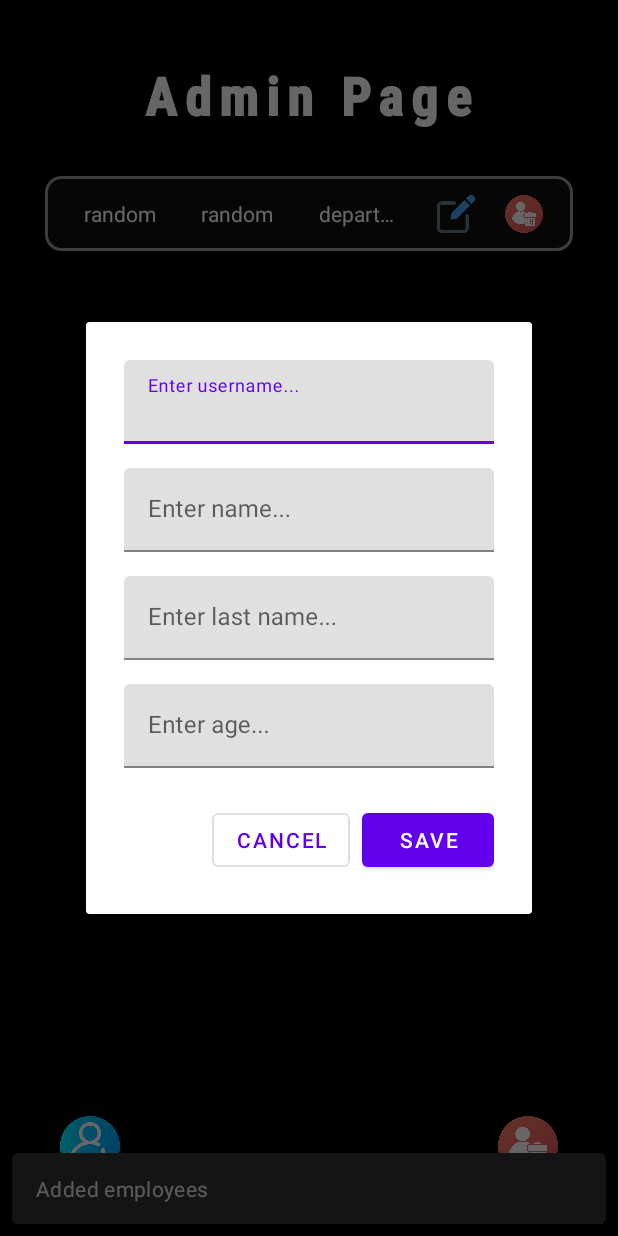
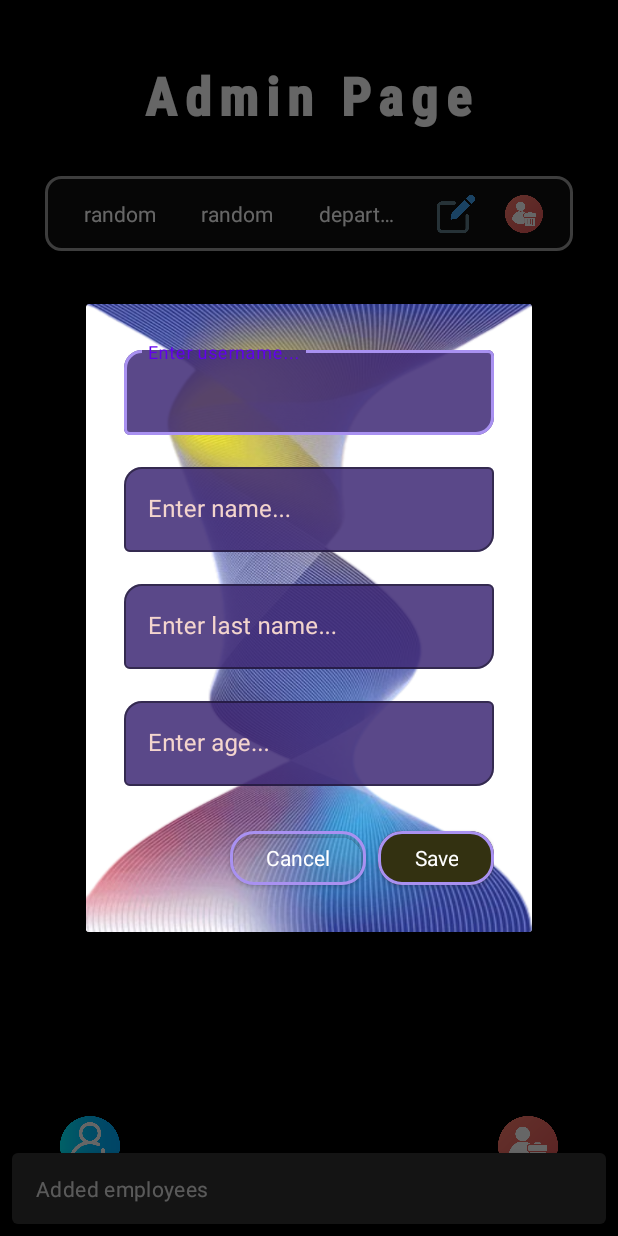
Before and after one commit to sintsh/Crew, an Android app: the AdminHomeFragment screen opened through its navigation route, after a tap on an icon or button, on a phone screen of 412 x 824 dp. Run offline under Robolectric (Android 15) with nearby library versions, the phone set to English and light mode, and no system bars; our stand-ins replace Dagger/Hilt's generated code, Room's generated code; 1 other tap on this screen came first.

Commit message:
dialog style

```diff
--- a/app/src/main/res/layout/fragment_employee_action_dialog.xml
+++ b/app/src/main/res/layout/fragment_employee_action_dialog.xml
@@ -10,10 +10,13 @@
     <androidx.constraintlayout.widget.ConstraintLayout
         android:layout_width="match_parent"
         android:layout_height="wrap_content"
-        android:padding="25dp">
+        android:padding="25dp"
+        android:background="@drawable/dialog_background"
+        >
 
         <com.google.android.material.textfield.TextInputLayout
             android:id="@+id/user_name_layout"
+            style="@style/CustomEditTextStyle"
             android:layout_width="0dp"
             android:layout_height="wrap_content"
             app:layout_constraintTop_toTopOf="parent"
@@ -23,6 +26,8 @@
             <com.google.android.material.textfield.TextInputEditText
                 android:id="@+id/user_name"
                 android:layout_width="match_parent"
+                android:textColor="@color/white"
+                android:textColorHint="@color/white"
                 android:layout_height="wrap_content"
                 android:hint="Enter username..." />
         </com.google.android.material.textfield.TextInputLayout>
@@ -30,6 +35,7 @@
         <com.google.android.material.textfield.TextInputLayout
             android:id="@+id/name_layout"
             android:layout_width="0dp"
+            style="@style/CustomEditTextStyle"
             android:layout_height="wrap_content"
             android:layout_marginTop="16dp"
             app:layout_constraintTop_toBottomOf="@id/user_name_layout"
@@ -38,6 +44,8 @@
 
             <com.google.android.material.textfield.TextInputEditText
                 android:id="@+id/name"
+                android:textColor="@color/white"
+                android:textColorHint="@color/white"
                 android:layout_width="match_parent"
                 android:layout_height="wrap_content"
                 android:hint="Enter name..." />
@@ -47,6 +55,7 @@
             android:id="@+id/last_name_layout"
             android:layout_width="0dp"
             android:layout_height="wrap_content"
+            style="@style/CustomEditTextStyle"
             android:layout_marginTop="16dp"
             app:layout_constraintTop_toBottomOf="@id/name_layout"
             app:layout_constraintStart_toStartOf="parent"
@@ -54,6 +63,8 @@
 
             <com.google.android.material.textfield.TextInputEditText
                 android:id="@+id/last_name"
+                android:textColor="@color/white"
+                android:textColorHint="@color/white"
                 android:layout_width="match_parent"
                 android:layout_height="wrap_content"
                 android:hint="Enter last name..." />
@@ -63,6 +74,7 @@
             android:id="@+id/age_layout"
             android:layout_width="0dp"
             android:layout_height="wrap_content"
+            style="@style/CustomEditTextStyle"
             android:layout_marginTop="16dp"
             app:layout_constraintTop_toBottomOf="@id/last_name_layout"
             app:layout_constraintStart_toStartOf="parent"
@@ -70,6 +82,8 @@
 
             <com.google.android.material.textfield.TextInputEditText
                 android:id="@+id/age"
+                android:textColor="@color/white"
+                android:textColorHint="@color/white"
                 android:layout_width="match_parent"
                 android:layout_height="wrap_content"
                 android:inputType="number"
@@ -78,7 +92,7 @@
 
         <com.google.android.material.button.MaterialButton
             android:id="@+id/cancel_button"
-            style="?attr/materialButtonOutlinedStyle"
+            style="@style/CustomButtonStyle"
             android:layout_width="wrap_content"
             android:layout_height="wrap_content"
             android:layout_marginTop="24dp"
@@ -89,6 +103,7 @@
 
         <com.google.android.material.button.MaterialButton
             android:id="@+id/save_button"
+            style="@style/CustomSaveButtonStyle"
             android:layout_width="wrap_content"
             android:layout_height="wrap_content"
             app:layout_constraintTop_toTopOf="@id/cancel_button"
--- a/app/src/main/res/values/colors.xml
+++ b/app/src/main/res/values/colors.xml
@@ -7,4 +7,13 @@
     <color name="teal_700">#FF018786</color>
     <color name="black">#FF000000</color>
     <color name="white">#FFFFFFFF</color>
+    <color name="edit_text_background">#dd412c77</color>
+    <color name="my_hint_color">#F1fdddd1</color>
+    <color name="my_text_color">#ffdfdfdf</color>
+    <color name="my_stroke_color">#FFa991F1</color>
+    <color name="button_text_color">#FFffffff</color>
+    <color name="button_background_tint">#22aaaaaa</color>
+    <color name="save_button_background_tint">#ff333111</color>
+    <color name="button_ripple_color">#FF000000</color>
+    <color name="button_stroke_color">#FFa991F1</color>
 </resources>
--- a/app/src/main/res/values/styles.xml
+++ b/app/src/main/res/values/styles.xml
@@ -6,4 +6,36 @@
         <item name="android:textStyle">bold|italic</item>
         <item name="android:fontFamily">sans-serif-condensed</item>
     </style>
+
+    <style name="CustomEditTextStyle" parent="Widget.MaterialComponents.TextInputLayout.OutlinedBox">
+        <item name="android:textColorHint">@color/my_hint_color</item>
+        <item name="android:textColor">@color/my_text_color</item>
+        <item name="boxStrokeColor">@color/my_stroke_color</item>
+        <item name="boxBackgroundColor">@color/edit_text_background</item>
+        <item name="boxCornerRadiusTopStart">12dp</item>
+        <item name="boxCornerRadiusBottomEnd">12dp</item>
+    </style>
+
+    <style name="CustomButtonStyle" parent="Widget.MaterialComponents.TextInputLayout.OutlinedBox">
+        <item name="android:textColor">@color/button_text_color</item>
+        <item name="backgroundTint">@color/button_background_tint</item>
+        <item name="rippleColor">@color/button_ripple_color</item>
+        <item name="strokeColor">@color/button_stroke_color</item>
+        <item name="strokeWidth">2dp</item>
+        <item name="cornerRadius">16dp</item>
+        <item name="android:paddingStart">24dp</item>
+        <item name="android:paddingEnd">24dp</item>
+    </style>
+
+
+    <style name="CustomSaveButtonStyle" parent="Widget.MaterialComponents.TextInputLayout.OutlinedBox">
+        <item name="android:textColor">@color/button_text_color</item>
+        <item name="backgroundTint">@color/save_button_background_tint</item>
+        <item name="rippleColor">@color/button_ripple_color</item>
+        <item name="strokeColor">@color/button_stroke_color</item>
+        <item name="strokeWidth">2dp</item>
+        <item name="cornerRadius">16dp</item>
+        <item name="android:paddingStart">24dp</item>
+        <item name="android:paddingEnd">24dp</item>
+    </style>
 </resources>
```
Also changed, not shown: app/src/main/res/drawable/dialog_background.png (added).
